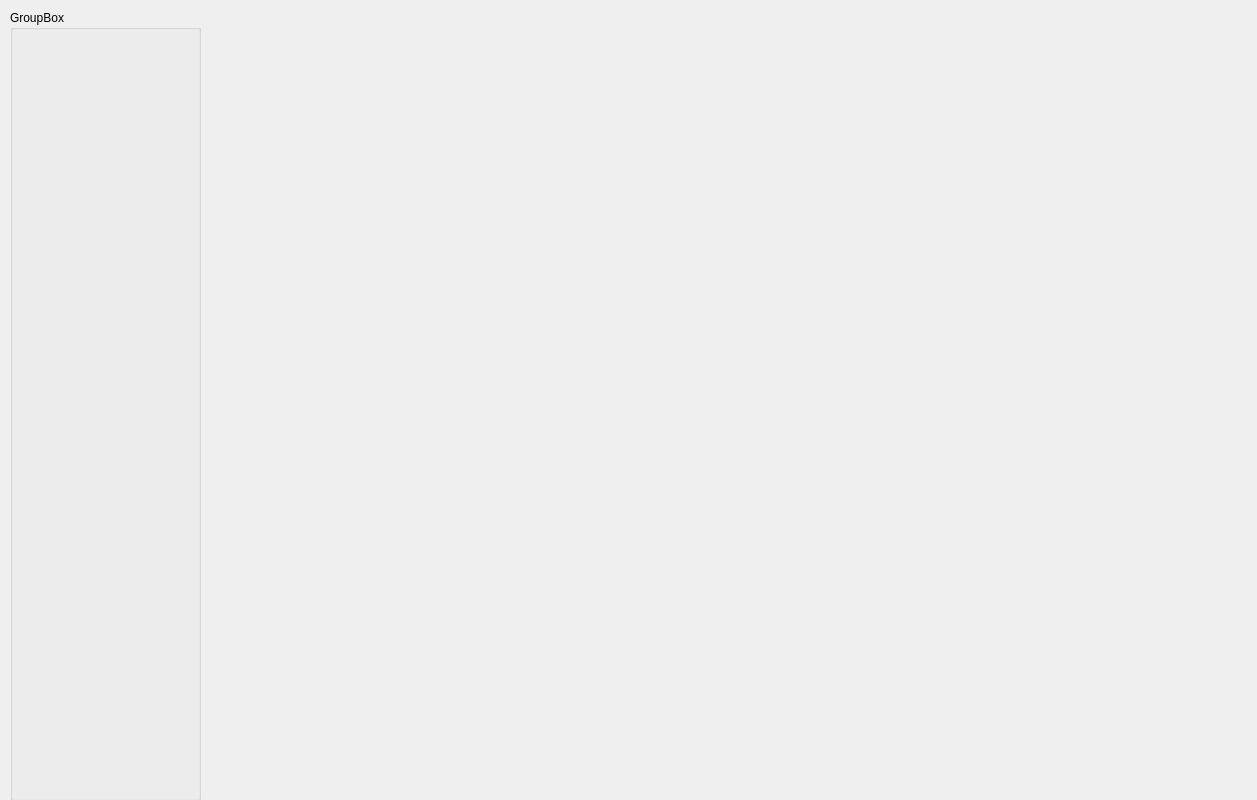
Old version of the form res/layouts/mainWin.ui in the repository Laniel88/HSC2-Python-gui.
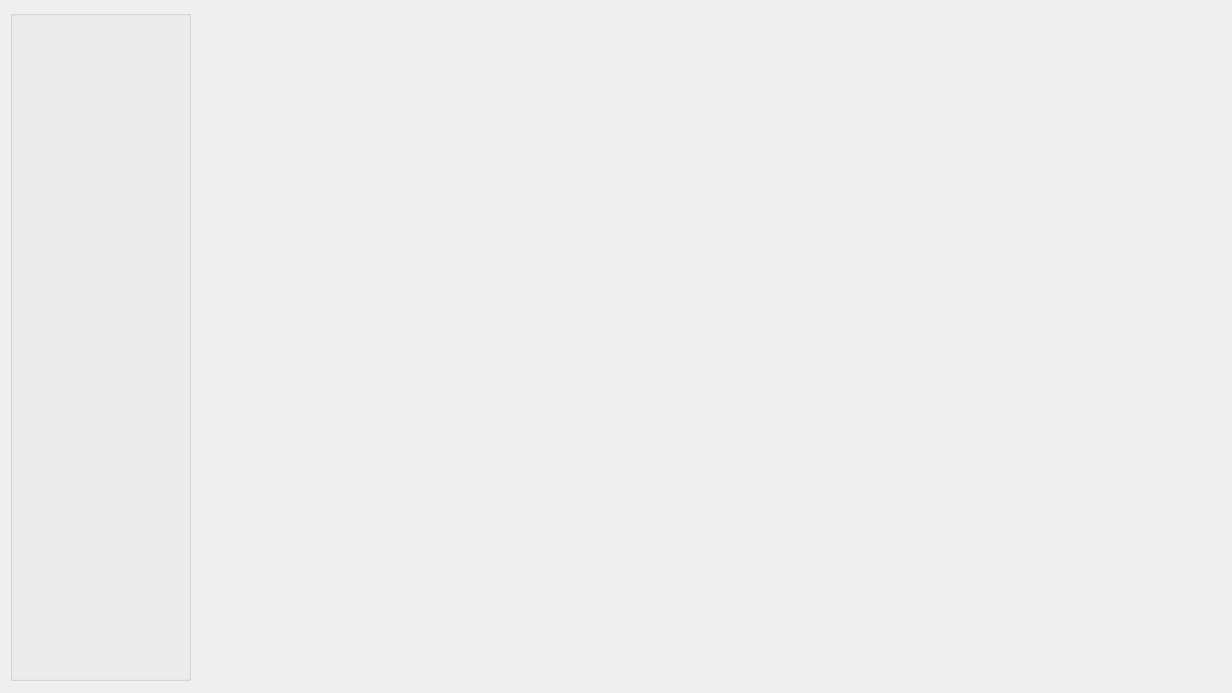
New version of the form.

Commit message: Design mainWin

The edit to the form file:
```diff
--- a/res/layouts/mainWin.ui
+++ b/res/layouts/mainWin.ui
@@ -6,36 +6,37 @@
    <rect>
     <x>0</x>
     <y>0</y>
-    <width>1257</width>
-    <height>800</height>
+    <width>1232</width>
+    <height>693</height>
    </rect>
   </property>
+  <property name="sizePolicy">
+   <sizepolicy hsizetype="MinimumExpanding" vsizetype="MinimumExpanding">
+    <horstretch>0</horstretch>
+    <verstretch>0</verstretch>
+   </sizepolicy>
+  </property>
   <property name="windowTitle">
    <string>MainWindow</string>
   </property>
   <widget class="QWidget" name="centralwidget">
-   <widget class="QWidget" name="gridLayoutWidget">
-    <property name="geometry">
-     <rect>
-      <x>220</x>
-      <y>10</y>
-      <width>1031</width>
-      <height>801</height>
-     </rect>
-    </property>
-    <layout class="QGridLayout" name="gridLayout"/>
-   </widget>
    <widget class="QGroupBox" name="groupBox">
     <property name="geometry">
      <rect>
       <x>10</x>
       <y>10</y>
-      <width>191</width>
-      <height>791</height>
+      <width>181</width>
+      <height>671</height>
      </rect>
     </property>
+    <property name="sizePolicy">
+     <sizepolicy hsizetype="Preferred" vsizetype="MinimumExpanding">
+      <horstretch>0</horstretch>
+      <verstretch>0</verstretch>
+     </sizepolicy>
+    </property>
     <property name="title">
-     <string>GroupBox</string>
+     <string/>
     </property>
    </widget>
   </widget>
```
The commit also changes 4 other files.
